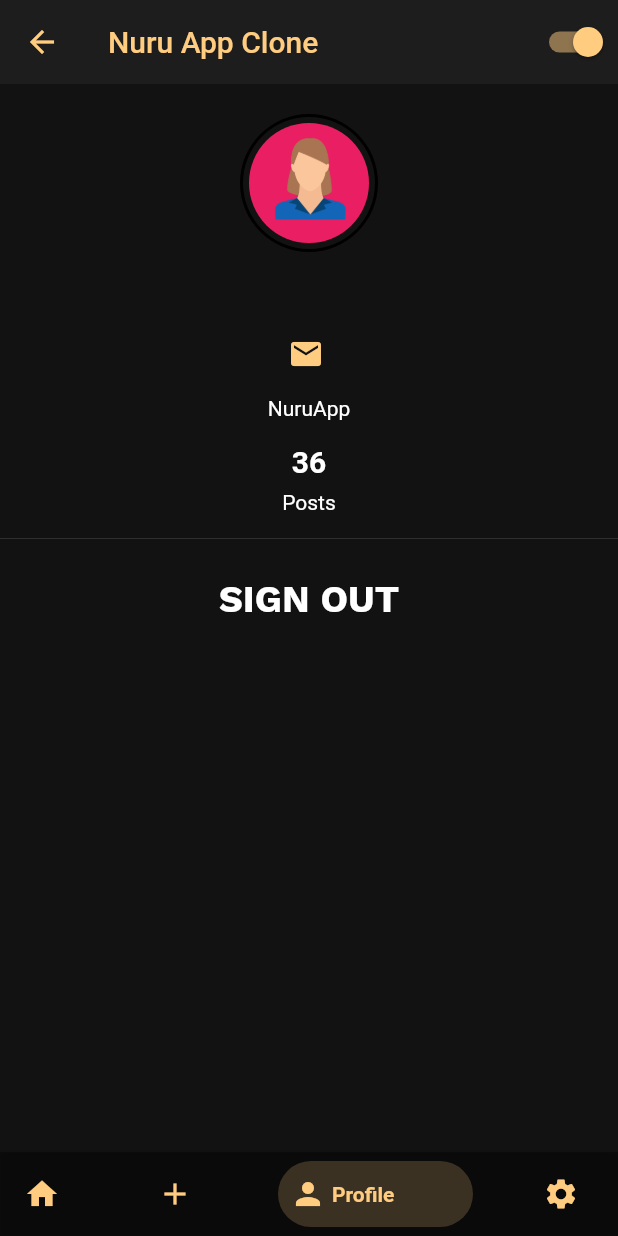
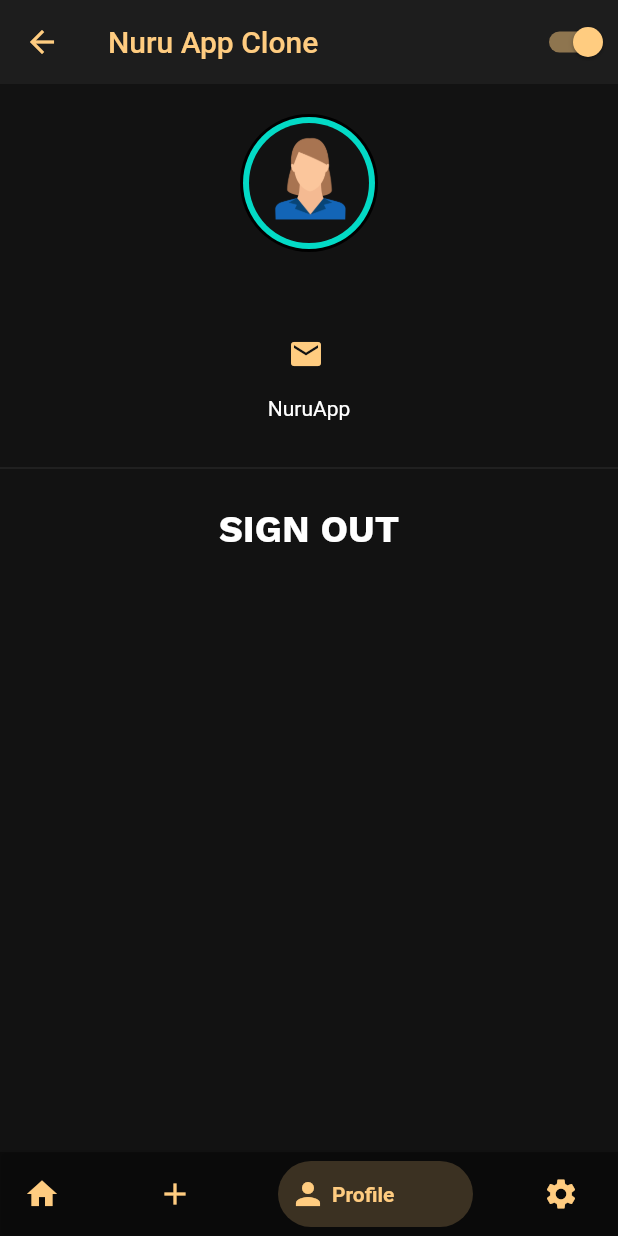
Before and after one commit to Laurent-c4/NuruAppClone, a Flutter app: the HomePage screen opened directly, swiped to page 3, on a phone screen of 412 x 824 dp. Run offline on Flutter 3.47's test engine with Material 2 defaults, Android fonts, the phone set to English and light mode, and no system bars; drawn by our look-alikes of bottom_navy_bar; our stand-ins replace carousel_slider, firebase_auth, firebase_core, font_awesome_flutter, google_sign_in, image_picker and 4 more; missing offline and left inert: flutter_sound_lite, loading; accounts and stored records are empty; project files that could hold a hidden picture were left out.

Commit message:
Fix: change a few images

```diff
--- a/lib/pages/profile_page.dart
+++ b/lib/pages/profile_page.dart
@@ -98,10 +98,10 @@ class ProfilePage extends StatelessWidget {
             backgroundColor: Theme.of(context).primaryIconTheme.color,
             child: CircleAvatar(
               radius: 44,
-              backgroundColor: Theme.of(context).scaffoldBackgroundColor,
+              backgroundColor: Theme.of(context).accentColor,
               child: CircleAvatar(
-                child: Image.asset('assets/user1.png'),
-                backgroundColor: Colors.pink,
+                child: Image.asset('assets/user1.png',fit: BoxFit.contain),
+                backgroundColor: Theme.of(context).scaffoldBackgroundColor,
                 radius: 40,
               ),
             ),
@@ -129,7 +129,7 @@ class ProfilePage extends StatelessWidget {
           Row(
             mainAxisAlignment: MainAxisAlignment.spaceAround,
             children: [
-              buildCounters(context, '36', 'Posts'),
+              // buildCounters(context, '36', 'Posts'),
               // buildCounters(context, '3.5K', 'Following'),
               // buildCounters(context, '15K', 'Followers'),
             ],
--- a/lib/pages/splash_screen.dart
+++ b/lib/pages/splash_screen.dart
@@ -3,6 +3,7 @@ import 'package:flutter/services.dart';
 import 'package:introduction_screen/introduction_screen.dart';
 import 'package:nuru_clone_app/main.dart';
 
+import '../provider/theme_provider.dart';
 import 'home_page.dart';
 
 class OnBoardingPage extends StatefulWidget {
@@ -80,6 +81,7 @@ class _OnBoardingPageState extends State<OnBoardingPage> {
       dotsDecorator: const DotsDecorator(
         size: Size(10.0, 10.0),
         color: Color(0xFFBDBDBD),
+        activeColor: AppThemes.snackBarDark,
         activeSize: Size(22.0, 10.0),
         activeShape: RoundedRectangleBorder(
           borderRadius: BorderRadius.all(Radius.circular(25.0)),
--- a/lib/widgets/post_item.dart
+++ b/lib/widgets/post_item.dart
@@ -45,7 +45,7 @@ class PostItem extends StatelessWidget {
                             )),
                   );
                 },
-                leading: new Image.asset('assets/img/login_logo.png'),
+                  leading: new Image.asset('assets/img/video_placeholder.png'),
                 title: new Text(post.postTitle,
                     style: new TextStyle(
                         fontWeight: FontWeight.w700, fontSize: 20.0)),
```
